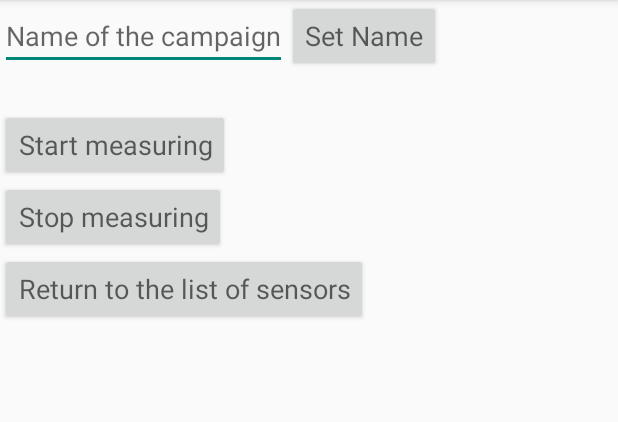
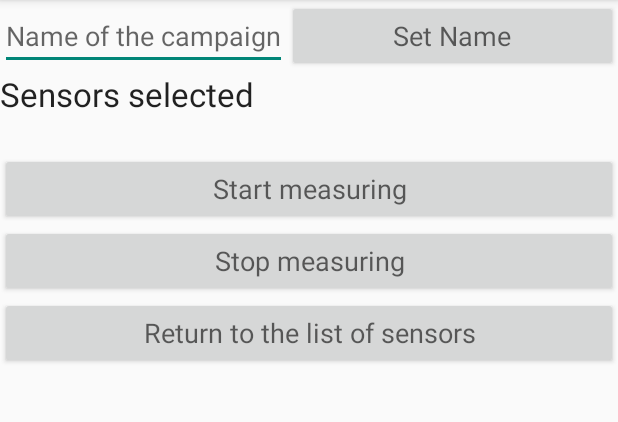
Before and after one commit to ScrutchWasTaken/AndroidSensei, an Android app: the screen it shows after launch (MultipleSensorClickedActivity), after a tap on "NEW CAMPAIGN", on a phone screen of 412 x 824 dp, the part 84-506 px from its top. Run offline under Robolectric (Android 15) with nearby library versions, the phone set to English and light mode, and no system bars.

Commit message:
UI cleaning

```diff
--- a/app/src/main/java/fr/scrutch/estelle/vmsalpha/SensorEventThread.java
+++ b/app/src/main/java/fr/scrutch/estelle/vmsalpha/SensorEventThread.java
@@ -90,7 +90,7 @@ public class SensorEventThread extends HandlerThread implements SensorEventListe
             dao.createMeasure(measures.get(i));
         }
 
-        /** OPTIMISED METHOD :-D **/
+        /** OPTIMISED METHOD :-D NON FUNCTIONAL **/
         /*dao.createMeasures(measures);
         measures.clear();
         System.out.println("Added " + measures.size() + " measures to the DB.");*/
--- a/app/src/main/res/layout/measures.xml
+++ b/app/src/main/res/layout/measures.xml
@@ -13,7 +13,7 @@
 
     <ListView
         android:layout_width="wrap_content"
-        android:layout_height="wrap_content"
+        android:layout_height="0dp"
         android:id="@+id/listView"
         android:layout_gravity="center_vertical"
         android:layout_weight="1" />
--- a/app/src/main/res/layout/multiple_sensors.xml
+++ b/app/src/main/res/layout/multiple_sensors.xml
@@ -5,18 +5,19 @@
     android:orientation="vertical">
 
     <LinearLayout
-        android:layout_width="wrap_content"
+        android:layout_width="match_parent"
         android:layout_height="wrap_content"
-        android:orientation="horizontal">
+        android:orientation="horizontal"
+        android:layout_gravity="bottom">
         <EditText
-            android:layout_width="match_parent"
+            android:layout_width="wrap_content"
             android:layout_height="wrap_content"
             android:textAppearance="?android:attr/textAppearanceMedium"
             android:hint="@string/CampaignName"
             android:id="@+id/editTextView" />
 
         <Button
-            android:layout_width="wrap_content"
+            android:layout_width="fill_parent"
             android:layout_height="wrap_content"
             android:textAppearance="?android:attr/textAppearanceMedium"
             android:text="@string/saveCampaign"
@@ -26,14 +27,22 @@
     </LinearLayout>
 
     <TextView
+        android:layout_width="wrap_content"
+        android:layout_height="wrap_content"
+        android:textAppearance="?android:attr/textAppearanceLarge"
+        android:text="@string/sensors"
+        android:id="@+id/sensors" />
+
+    <TextView
         android:layout_width="match_parent"
         android:layout_height="wrap_content"
         android:textAppearance="?android:attr/textAppearanceMedium"
         android:text=""
-        android:id="@+id/sensorsList"/>
+        android:id="@+id/sensorsList"
+        android:layout_gravity="top" />
 
     <Button
-        android:layout_width="wrap_content"
+        android:layout_width="fill_parent"
         android:layout_height="wrap_content"
         android:textAppearance="?android:attr/textAppearanceMedium"
         android:text="@string/startRegistering"
@@ -41,7 +50,7 @@
         android:id="@+id/button" />
 
     <Button
-        android:layout_width="wrap_content"
+        android:layout_width="fill_parent"
         android:layout_height="wrap_content"
         android:textAppearance="?android:attr/textAppearanceMedium"
         android:text="@string/stopRegistering"
@@ -49,7 +58,7 @@
         android:id="@+id/button2" />
 
     <Button
-        android:layout_width="wrap_content"
+        android:layout_width="fill_parent"
         android:layout_height="wrap_content"
         android:textAppearance="?android:attr/textAppearanceMedium"
         android:text="@string/returnList"
--- a/app/src/main/res/values/strings.xml
+++ b/app/src/main/res/values/strings.xml
@@ -18,4 +18,5 @@
     <string name="saveCampaign">Set Name</string>
     <string name="Historic">Historic</string>
     <string name="measures">Measures</string>
+    <string name="sensors">Sensors selected</string>
 </resources>
```
